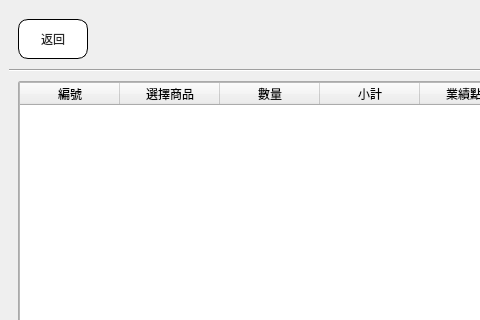
Qt form src/AdbClient/StageCustomerService/LayerOrder.ui (roger0816/Adb) before a commit; both pictures show x 0 to 480 and y 0 to 320 of the 1013 by 572 pixel window.
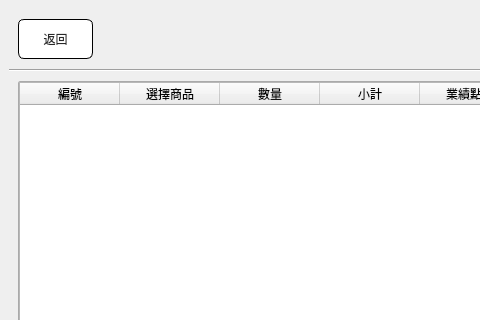
The same form after that commit.

```diff
--- a/src/AdbClient/StageCustomerService/LayerOrder.ui
+++ b/src/AdbClient/StageCustomerService/LayerOrder.ui
@@ -76,13 +76,13 @@
               </property>
               <property name="minimumSize">
                <size>
-                <width>70</width>
+                <width>75</width>
                 <height>40</height>
                </size>
               </property>
               <property name="maximumSize">
                <size>
-                <width>70</width>
+                <width>75</width>
                 <height>40</height>
                </size>
               </property>
@@ -96,7 +96,7 @@
 
 
 QPushButton{background-color: rgb(255, 255, 255);
-border-radius:10px;
+border-radius:6px;
 color: rgb(41,41,41);
 border: 1px solid #000000; }
 
```
